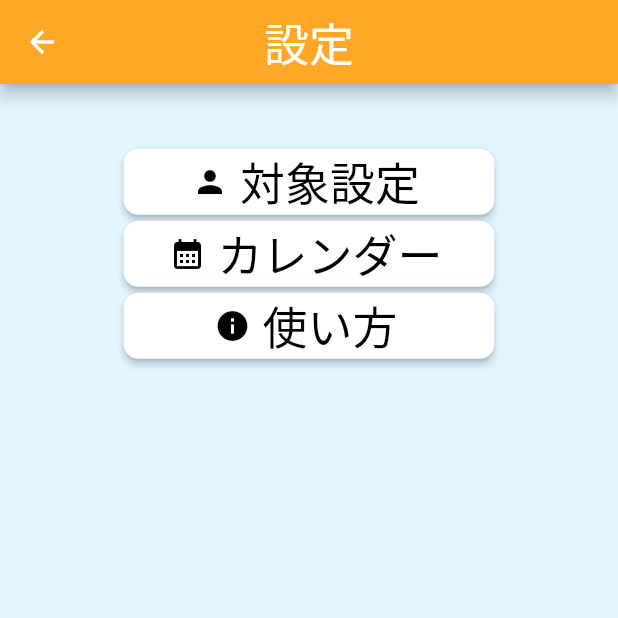
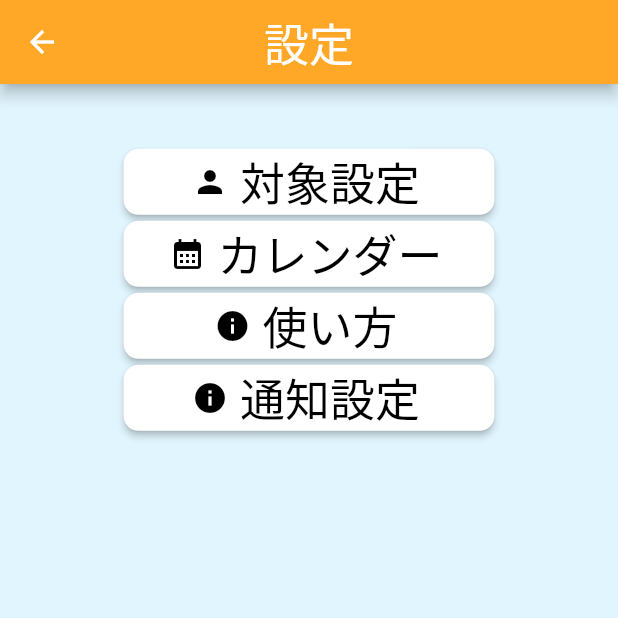
Before and after one commit to Shuta1218/-Mimamoru-, a Flutter app: the Setting screen opened directly, on a phone screen of 412 x 824 dp, the top half of it. Run offline on Flutter 3.47's test engine with Material 2 defaults, Android fonts, the phone set to English and light mode, and no system bars; our stand-ins replace firebase_core, firebase_database, flutter_riverpod, shared_preferences; accounts and stored records are empty.

Commit message:
third commit

```diff
--- a/lib/src/Screens/home.dart
+++ b/lib/src/Screens/home.dart
@@ -12,8 +12,6 @@ class Home extends StatefulWidget {
 }
 
 class _HomeState extends State<Home> {
-
-  String upDate = "";
 
   @override
   void initState(){
@@ -34,6 +32,7 @@ class _HomeState extends State<Home> {
         if (kDebugMode) {
           print('--------------------------------------------------');
           print(currentTime);
+          print(currentTime.runtimeType);
           print('--------------------------------------------------');
         }
         time = sensorTime.child("${now.year}/${now.month}/${now.day}").value.toString();
@@ -60,6 +59,7 @@ class _HomeState extends State<Home> {
         hal_len = hal.length-1;
 
         if (kDebugMode) {
+          print(hal[1]);
           print(targetName);
           print(hal_len);
           print(hal_len.runtimeType);
@@ -81,7 +81,7 @@ class _HomeState extends State<Home> {
   String targetName = "";
   String time = "";
   List hal = [""];
-  var hal_len ;
+  dynamic hal_len ;
   String hal_Len = "";
 
 
--- a/lib/src/Screens/setting.dart
+++ b/lib/src/Screens/setting.dart
@@ -1,6 +1,7 @@
 import 'package:flutter/material.dart';
 import 'package:mimamoru/src/Screens/calendar.dart';
 import 'package:mimamoru/src/Screens/manual.dart';
+import 'package:mimamoru/src/Screens/push_notification.dart';
 
 import '../screens/account_setting.dart';
 
@@ -92,6 +93,27 @@ class _SettingState extends State<Setting> {
                 ),
               ),
             ),
+
+            SizedBox(
+              width: MediaQuery.of(context).size.width*0.6,
+              child: ElevatedButton.icon(
+                onPressed: () {
+                  Navigator.push(context, MaterialPageRoute(builder: (context) => const PushNotification()));
+                },
+
+                label: const Text("通知設定",style: TextStyle(fontSize: 30)),
+
+                icon: const Icon(Icons.info),
+
+                style: OutlinedButton.styleFrom(
+                  foregroundColor: Colors.black,
+                  backgroundColor: Colors.white,
+                  shape: RoundedRectangleBorder(
+                    borderRadius: BorderRadius.circular(10),
+                  ),
+                ),
+              ),
+            ),
           ],
         ),
       ),
```
Also changed, not shown: lib/src/Screens/push_notification.dart (added, +31 -0 lines).
